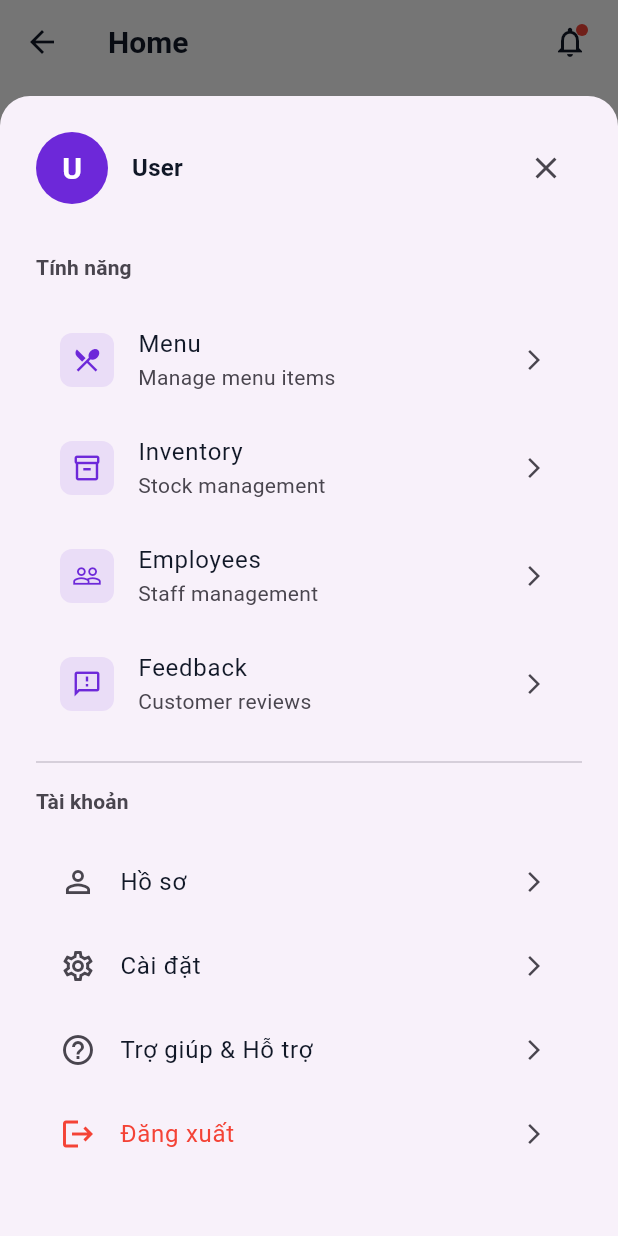
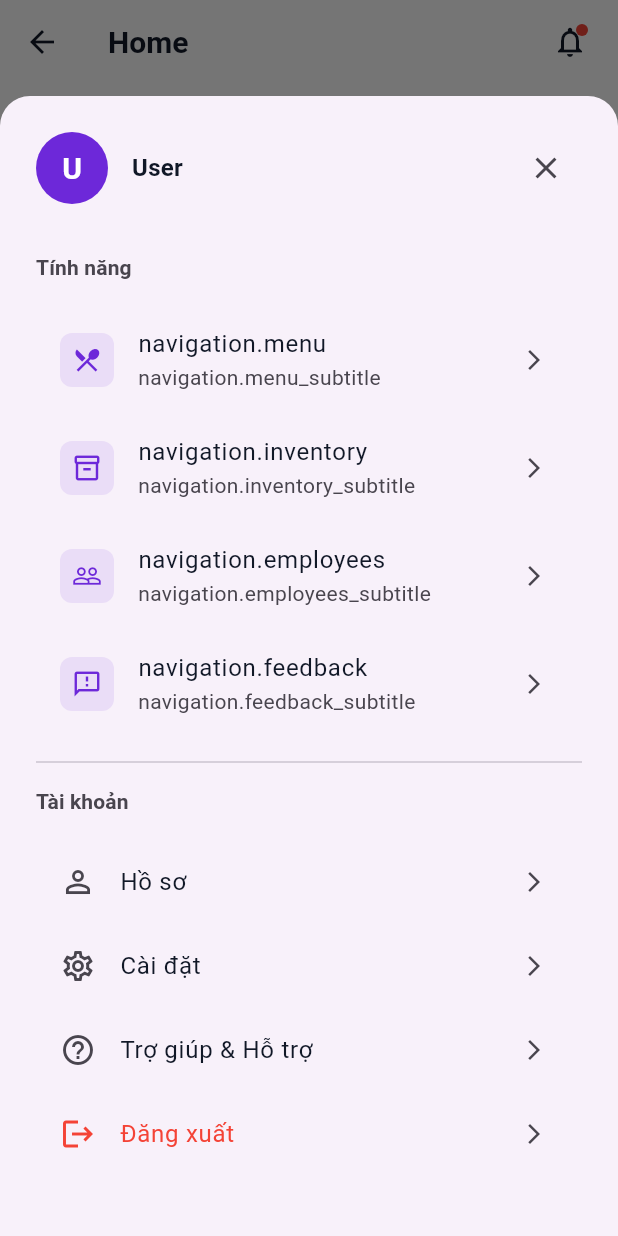
Before and after one commit to nhutquangnguyen/oishimenu-app, a Flutter app: the MainLayout screen opened directly with empty values, item 5 of the bottom bar chosen, on a phone screen of 412 x 824 dp. Run offline on Flutter 3.47's test engine with Material 3 defaults, Android fonts, the phone set to English and light mode, and no system bars; our stand-ins replace easy_localization, fl_chart, flutter_riverpod, go_router, hive, hive_flutter and 5 more; accounts and stored records are empty.

Commit message:
Translate navigation labels in main layout
Replaced hardcoded English strings with translation keys:

Bottom navigation bar:
- navigation.home (Home)
- navigation.orders (Orders)
- navigation.pos (POS)
- navigation.finance (Finance)
- navigation.more (More)

More section items:
- navigation.menu (Menu)
- navigation.menu_subtitle (Manage menu items)
- navigation.inventory (Inventory)
- navigation.inventory_subtitle (Stock management)
- navigation.employees (Employees)
- navigation.employees_subtitle (Staff management)
- navigation.feedback (Feedback)
- navigation.feedback_subtitle (Customer reviews)

Changed from final List to getter to allow dynamic translation.

🤖 Generated with [Claude Code](https://claude.com/claude-code)

Co-Authored-By: Claude <noreply@anthropic.com>

```diff
--- a/lib/core/widgets/main_layout.dart
+++ b/lib/core/widgets/main_layout.dart
@@ -2,6 +2,7 @@ import 'package:flutter/material.dart';
 import 'package:flutter_riverpod/flutter_riverpod.dart';
 import 'package:go_router/go_router.dart';
 import 'package:material_design_icons_flutter/material_design_icons_flutter.dart';
+import 'package:easy_localization/easy_localization.dart';
 
 import '../../features/auth/providers/auth_provider.dart';
 import '../../services/order_service.dart';
@@ -38,64 +39,64 @@ class _MainLayoutState extends ConsumerState<MainLayout> {
   int _selectedIndex = 0;
 
   // Main navigation items (5 for mobile-friendly bottom navigation)
-  final List<NavigationItem> _primaryNavigationItems = [
+  List<NavigationItem> get _primaryNavigationItems => [
     NavigationItem(
       icon: Icons.home_outlined,
       selectedIcon: Icons.home,
-      label: 'Home',
+      label: 'navigation.home'.tr(),
       route: '/dashboard',
     ),
     NavigationItem(
       icon: Icons.receipt_long_outlined,
       selectedIcon: Icons.receipt_long,
-      label: 'Orders',
+      label: 'navigation.orders'.tr(),
       route: '/orders',
     ),
     NavigationItem(
       icon: Icons.add_shopping_cart_outlined,
       selectedIcon: Icons.add_shopping_cart,
-      label: 'POS',
+      label: 'navigation.pos'.tr(),
       route: '/pos',
     ),
     NavigationItem(
       icon: Icons.analytics_outlined,
       selectedIcon: Icons.analytics,
-      label: 'Finance',
+      label: 'navigation.finance'.tr(),
       route: '/analytics',
     ),
     NavigationItem(
       icon: Icons.more_horiz,
       selectedIcon: Icons.more_horiz,
-      label: 'More',
+      label: 'navigation.more'.tr(),
       route: '/more',
     ),
   ];
 
   // Secondary navigation items for "More" section
-  final List<MoreNavigationItem> _secondaryNavigationItems = [
+  List<MoreNavigationItem> get _secondaryNavigationItems => [
     MoreNavigationItem(
       icon: Icons.restaurant_menu_outlined,
-      label: 'Menu',
+      label: 'navigation.menu'.tr(),
       route: '/menu',
-      subtitle: 'Manage menu items',
+      subtitle: 'navigation.menu_subtitle'.tr(),
     ),
     MoreNavigationItem(
       icon: Icons.inventory_2_outlined,
-      label: 'Inventory',
+      label: 'navigation.inventory'.tr(),
       route: '/inventory',
-      subtitle: 'Stock management',
+      subtitle: 'navigation.inventory_subtitle'.tr(),
     ),
     MoreNavigationItem(
       icon: Icons.people_outline,
-      label: 'Employees',
+      label: 'navigation.employees'.tr(),
       route: '/employees',
-      subtitle: 'Staff management',
+      subtitle: 'navigation.employees_subtitle'.tr(),
     ),
     MoreNavigationItem(
       icon: Icons.feedback_outlined,
-      label: 'Feedback',
+      label: 'navigation.feedback'.tr(),
       route: '/feedback',
-      subtitle: 'Customer reviews',
+      subtitle: 'navigation.feedback_subtitle'.tr(),
     ),
   ];
 
```
